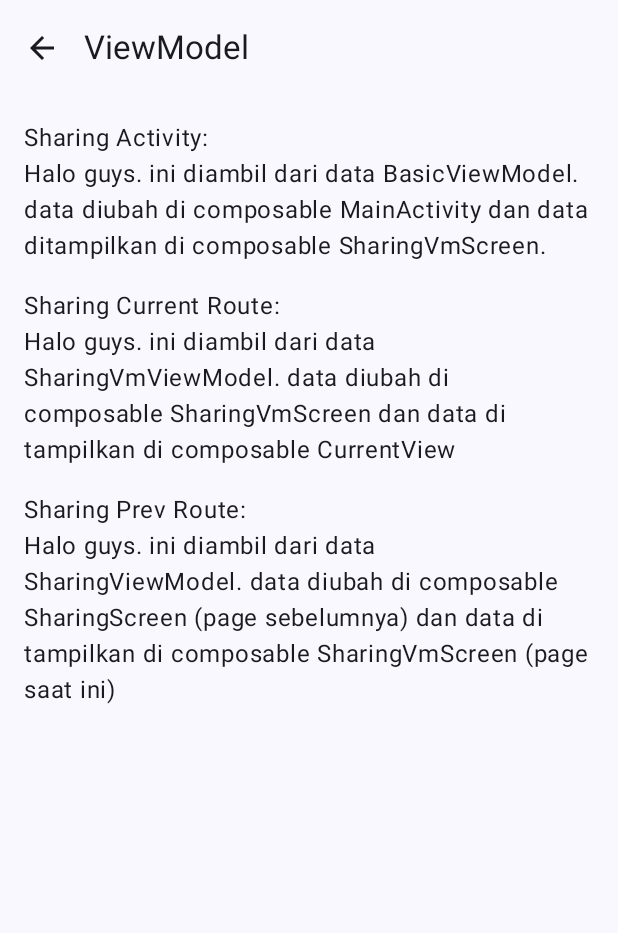
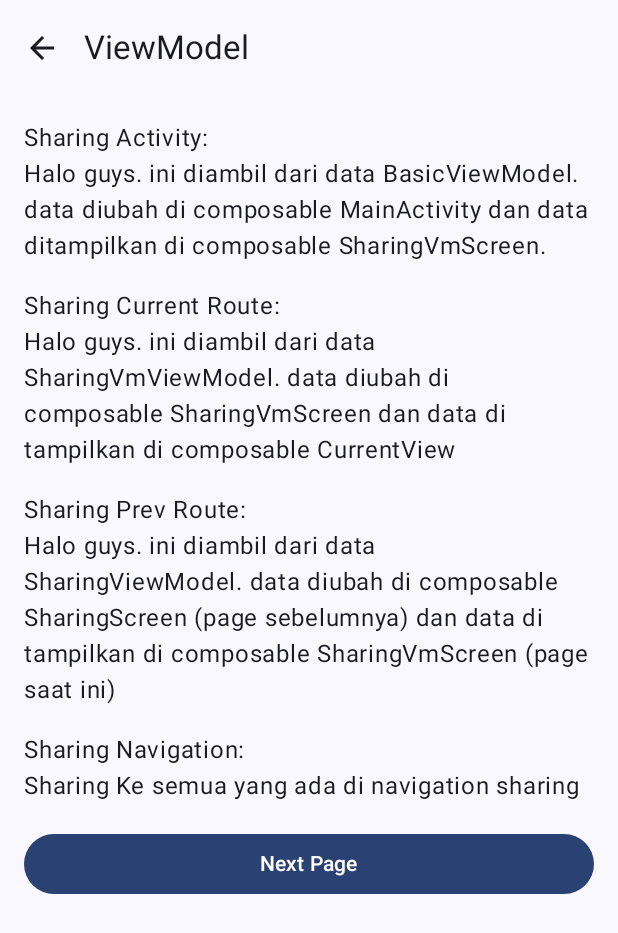
Before and after one commit to kazuiains/OptimizeSample, an Android app built with Jetpack Compose: the SharingScreen screen opened through its navigation route, after a tap on "ViewModel", on a phone screen of 412 x 824 dp. Shown: the top 933 px of the screen. Run offline under Robolectric (Android 15) with nearby library versions, the phone set to English and light mode, and no system bars; our stand-ins replace Dagger/Hilt's generated code.

Commit message:
refactor: sharing nested navigation

```diff
--- /dev/null
+++ b/app/src/main/java/id/adiyusuf/optimizesample/BasicSharingViewModel.kt
@@ -0,0 +1,17 @@
+package id.adiyusuf.optimizesample
+
+import androidx.lifecycle.ViewModel
+import dagger.hilt.android.lifecycle.HiltViewModel
+import kotlinx.coroutines.flow.MutableStateFlow
+import kotlinx.coroutines.flow.StateFlow
+import javax.inject.Inject
+
+@HiltViewModel
+class BasicSharingViewModel @Inject constructor() : ViewModel() {
+    private val _text = MutableStateFlow("Text")
+    val text: StateFlow<String> = _text
+
+    fun changeText(value: String) {
+        _text.value = value
+    }
+}
--- a/app/src/main/java/id/adiyusuf/optimizesample/MainActivity.kt
+++ b/app/src/main/java/id/adiyusuf/optimizesample/MainActivity.kt
@@ -53,6 +53,7 @@ import id.adiyusuf.optimizesample.screen.sharing.event.SharingEventScreen
 import id.adiyusuf.optimizesample.screen.sharing.remember.SharingRememberScreen
 import id.adiyusuf.optimizesample.screen.sharing.singleton.SharingSingletonScreen
 import id.adiyusuf.optimizesample.screen.sharing.state.SharingStateScreen
+import id.adiyusuf.optimizesample.screen.sharing.viewmodel.NextScreen
 import id.adiyusuf.optimizesample.screen.sharing.viewmodel.SharingVmScreen
 import id.adiyusuf.optimizesample.ui.theme.OptimizeSampleTheme
 
@@ -176,6 +177,9 @@ fun NavGraphBuilder.sharingNavigation() {
         composable("sharing/viewmodel") {
             SharingVmScreen()
         }
+        composable("sharing/next") {
+            NextScreen()
+        }
     }
 }
 
--- a/app/src/main/java/id/adiyusuf/optimizesample/screen/sharing/SharingScreen.kt
+++ b/app/src/main/java/id/adiyusuf/optimizesample/screen/sharing/SharingScreen.kt
@@ -25,6 +25,7 @@ import androidx.compose.ui.unit.sp
 import androidx.hilt.navigation.compose.hiltViewModel
 import androidx.lifecycle.compose.collectAsStateWithLifecycle
 import id.adiyusuf.optimizesample.AppComposition
+import id.adiyusuf.optimizesample.BasicSharingViewModel
 import id.adiyusuf.optimizesample.BasicViewModel
 
 @Composable
@@ -38,6 +39,10 @@ fun SharingScreen(
 
     val navController = AppComposition.navigation
     val scrollState = rememberScrollState()
+
+    val basicSharingViewModel: BasicSharingViewModel = hiltViewModel(
+        viewModelStoreOwner = navController.getBackStackEntry("sharing")
+    )
 
     viewModel.changeHeader("Sharing in Jetpack Compose")
     viewModel.changeDescription("tutorial sharing data antar screen, composable function.")
@@ -105,6 +110,7 @@ fun SharingScreen(
 
     LaunchedEffect(Unit) {
         basicViewModel.changeTitle("Sharing")
+        basicSharingViewModel.changeText("Sharing Ke semua yang ada di navigation sharing")
     }
 }
 
--- a/app/src/main/java/id/adiyusuf/optimizesample/screen/sharing/viewmodel/SharingVmScreen.kt
+++ b/app/src/main/java/id/adiyusuf/optimizesample/screen/sharing/viewmodel/SharingVmScreen.kt
@@ -9,6 +9,7 @@ import androidx.compose.foundation.layout.fillMaxWidth
 import androidx.compose.foundation.layout.height
 import androidx.compose.foundation.layout.padding
 import androidx.compose.foundation.rememberScrollState
+import androidx.compose.material3.Button
 import androidx.compose.material3.Text
 import androidx.compose.runtime.Composable
 import androidx.compose.runtime.LaunchedEffect
@@ -19,6 +20,7 @@ import androidx.compose.ui.unit.dp
 import androidx.hilt.navigation.compose.hiltViewModel
 import androidx.lifecycle.compose.collectAsStateWithLifecycle
 import id.adiyusuf.optimizesample.AppComposition
+import id.adiyusuf.optimizesample.BasicSharingViewModel
 import id.adiyusuf.optimizesample.BasicViewModel
 import id.adiyusuf.optimizesample.screen.sharing.SharingViewModel
 
@@ -37,8 +39,13 @@ fun SharingVmScreen(
 
     val scrollState = rememberScrollState()
 
+    val basicSharingViewModel: BasicSharingViewModel = hiltViewModel(
+        viewModelStoreOwner = navController.getBackStackEntry("sharing")
+    )
+
     val text by basicViewModel.sharingActivity.collectAsStateWithLifecycle()
     val textPrevPage by sharingViewModel.sharingNextRoute.collectAsStateWithLifecycle()
+    val textNested by basicSharingViewModel.text.collectAsStateWithLifecycle()
 
     Column(
         modifier = Modifier
@@ -58,6 +65,19 @@ fun SharingVmScreen(
         Text("Sharing Prev Route:")
         Text(textPrevPage)
         Spacer(Modifier.height(16.dp))
+
+        Text("Sharing Navigation:")
+        Text(textNested)
+        Spacer(Modifier.height(16.dp))
+
+        Button(
+            modifier = Modifier.fillMaxWidth(),
+            onClick = {
+                navController.navigate("sharing/next")
+            }
+        ) {
+            Text("Next Page")
+        }
     }
 
     LaunchedEffect(Unit) {
```
Also changed, not shown: app/src/main/java/id/adiyusuf/optimizesample/screen/sharing/viewmodel/NextScreen.kt (added, +41 -0 lines).
